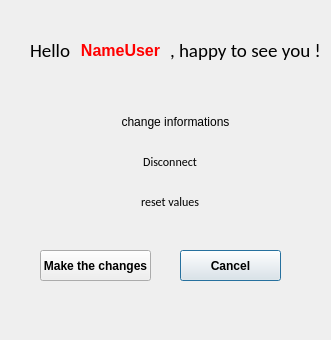
This is logiComptaProject/profildialog.ui in ffillouxdev/LogiCompta as Qt 5 draws it before an edit. The edited form follows.
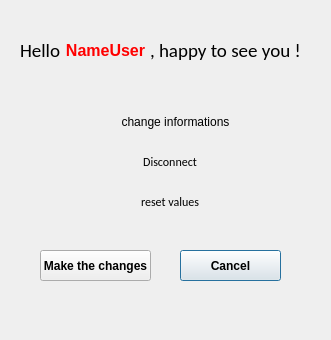
This is the edited form.

```diff
--- a/logiComptaProject/profildialog.ui
+++ b/logiComptaProject/profildialog.ui
@@ -104,9 +104,9 @@
   <widget class="QLabel" name="happylabel">
    <property name="geometry">
     <rect>
-     <x>30</x>
+     <x>20</x>
      <y>40</y>
-     <width>49</width>
+     <width>41</width>
      <height>21</height>
     </rect>
    </property>
@@ -124,7 +124,7 @@
   <widget class="QLabel" name="hellolabel">
    <property name="geometry">
     <rect>
-     <x>170</x>
+     <x>150</x>
      <y>40</y>
      <width>161</width>
      <height>20</height>
@@ -165,9 +165,9 @@
   <widget class="QLabel" name="nameLabel">
    <property name="geometry">
     <rect>
-     <x>70</x>
+     <x>60</x>
      <y>40</y>
-     <width>101</width>
+     <width>91</width>
      <height>21</height>
     </rect>
    </property>
```
